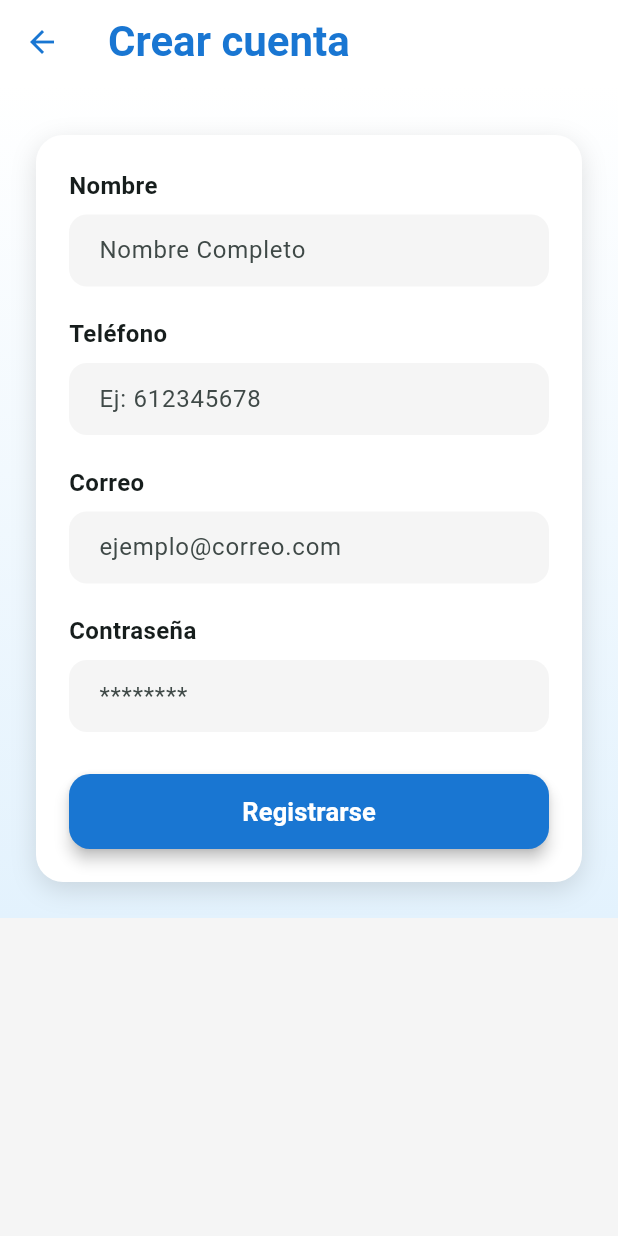
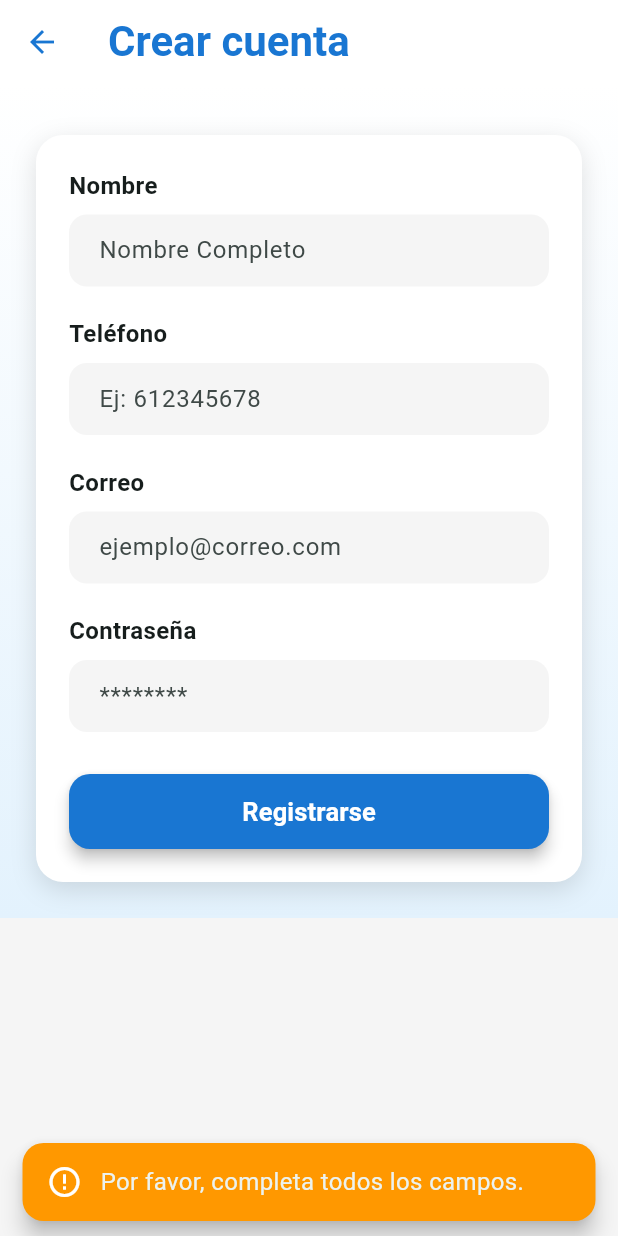
Before and after one commit to Juanrfjerez99/DentalCare-App, a Flutter app: the RegisterScreen screen opened directly, after a tap on "Registrarse", on a phone screen of 412 x 824 dp. Run offline on Flutter 3.47's test engine with Material 3 defaults, Android fonts, the phone set to English and light mode, and no system bars; our stand-ins replace supabase_flutter; accounts and stored records are empty.

Commit message:
Actualización de Android y registro funcionando

```diff
--- a/lib/ui/screens/register_screen.dart
+++ b/lib/ui/screens/register_screen.dart
@@ -1,7 +1,99 @@
 import 'package:flutter/material.dart';
+import 'package:supabase_flutter/supabase_flutter.dart';
 
-class RegisterScreen extends StatelessWidget {
+class RegisterScreen extends StatefulWidget {
   const RegisterScreen({super.key});
+
+  @override
+  State<RegisterScreen> createState() => _RegisterScreenState();
+}
+
+class _RegisterScreenState extends State<RegisterScreen> {
+  final nameController = TextEditingController();
+  final phoneController = TextEditingController();
+  final emailController = TextEditingController();
+  final passwordController = TextEditingController();
+
+  // Traducción de errores de Supabase
+  String translateSupabaseError(Object e) {
+    final error = e.toString();
+
+    if (error.contains("AuthWeakPasswordException")) {
+      return "La contraseña debe tener al menos 6 caracteres.";
+    }
+    if (error.contains("AuthException") && error.contains("email")) {
+      return "El correo no es válido o ya está registrado.";
+    }
+    if (error.contains("AuthException") && error.contains("Invalid login credentials")) {
+      return "Correo o contraseña incorrectos.";
+    }
+    return "Ocurrió un error inesperado. Inténtalo de nuevo.";
+  }
+
+  Future<void> registerUser() async {
+    final email = emailController.text.trim();
+    final password = passwordController.text.trim();
+    final name = nameController.text.trim();
+    final phone = phoneController.text.trim();
+
+    if (email.isEmpty || password.isEmpty || name.isEmpty || phone.isEmpty) {
+      showCustomSnackBar("Por favor, completa todos los campos.", Colors.orange);
+      return;
+    }
+
+    try {
+      // 1. Crear usuario en Supabase Auth
+      final response = await Supabase.instance.client.auth.signUp(
+        email: email,
+        password: password,
+      );
+
+      final user = response.user;
+
+      if (user == null) {
+        showCustomSnackBar("No se pudo crear el usuario.", Colors.red);
+        return;
+      }
+
+
+      // 2. Actualizar tabla 'usuario'
+      await Supabase.instance.client.from('usuario').update({
+        'nombre': name,
+        'telefono': phone,
+        'rol': 'paciente',
+      }).eq('id', user.id);
+
+
+      showCustomSnackBar("Cuenta creada correctamente.", Colors.green);
+
+      Navigator.pop(context);
+
+    } catch (e) {
+      showCustomSnackBar(translateSupabaseError(e), Colors.red);
+    }
+  }
+
+  void showCustomSnackBar(String message, Color color) {
+    ScaffoldMessenger.of(context).showSnackBar(
+      SnackBar(
+        content: Row(
+          children: [
+            Icon(
+              color == Colors.green
+                  ? Icons.check_circle_outline
+                  : Icons.error_outline,
+              color: Colors.white,
+            ),
+            const SizedBox(width: 12),
+            Expanded(child: Text(message)),
+          ],
+        ),
+        backgroundColor: color,
+        behavior: SnackBarBehavior.floating,
+        shape: RoundedRectangleBorder(borderRadius: BorderRadius.circular(14)),
+      ),
+    );
+  }
 
   @override
   Widget build(BuildContext context) {
@@ -64,6 +156,7 @@ class RegisterScreen extends StatelessWidget {
                         ),
                         const SizedBox(height: 8),
                         TextField(
+                          controller: nameController,
                           decoration: InputDecoration(
                             hintText: "Nombre Completo",
                             filled: true,
@@ -84,6 +177,7 @@ class RegisterScreen extends StatelessWidget {
                         ),
                         const SizedBox(height: 8),
                         TextField(
+                          controller: phoneController,
                           keyboardType: TextInputType.phone,
                           decoration: InputDecoration(
                             hintText: "Ej: 612345678",
@@ -105,6 +199,7 @@ class RegisterScreen extends StatelessWidget {
                         ),
                         const SizedBox(height: 8),
                         TextField(
+                          controller: emailController,
                           keyboardType: TextInputType.emailAddress,
                           decoration: InputDecoration(
                             hintText: "ejemplo@correo.com",
@@ -126,6 +221,7 @@ class RegisterScreen extends StatelessWidget {
                         ),
                         const SizedBox(height: 8),
                         TextField(
+                          controller: passwordController,
                           obscureText: true,
                           decoration: InputDecoration(
                             hintText: "********",
@@ -151,7 +247,7 @@ class RegisterScreen extends StatelessWidget {
                               ),
                               elevation: 4,
                             ),
-                            onPressed: () {},
+                            onPressed: registerUser,
                             child: const Text(
                               "Registrarse",
                               style: TextStyle(
--- a/pubspec.yaml
+++ b/pubspec.yaml
@@ -30,6 +30,8 @@ environment:
 dependencies:
   flutter:
     sdk: flutter
+  intl: ^0.20.2
+  supabase_flutter: ^2.5.0
 
   # The following adds the Cupertino Icons font to your application.
   # Use with the CupertinoIcons class for iOS style icons.
```
Also changed, not shown: lib/main.dart (+9 -1 lines), lib/ui/screens/login_screen.dart (+55 -11 lines), pubspec.lock, 5 other files.
